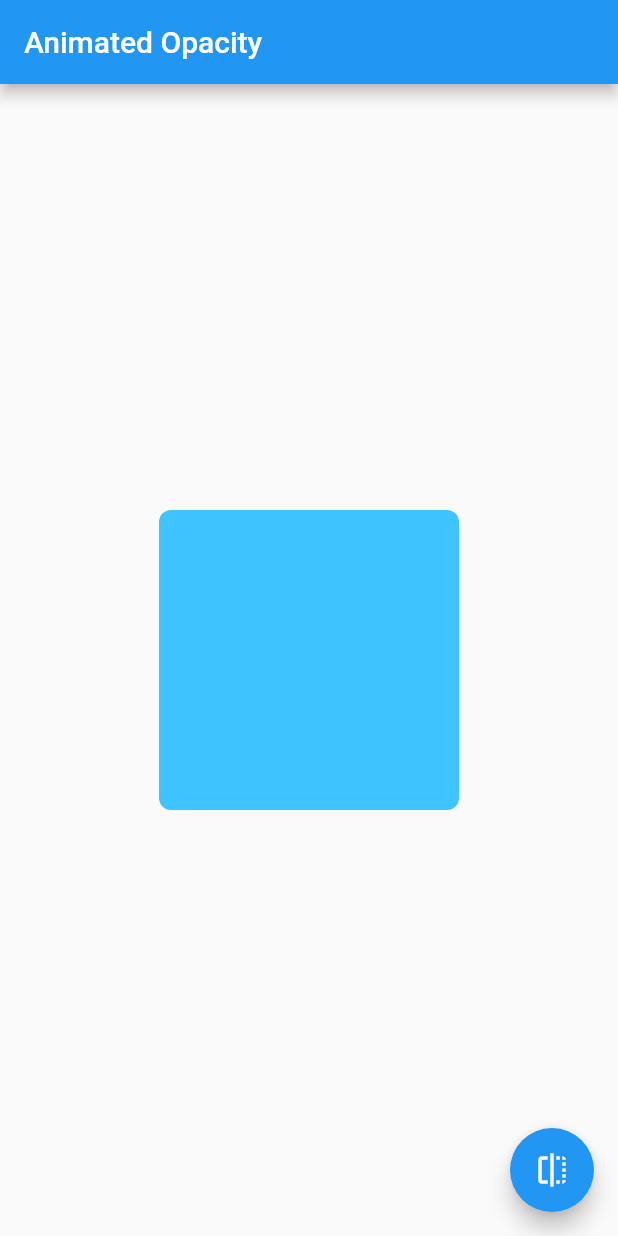
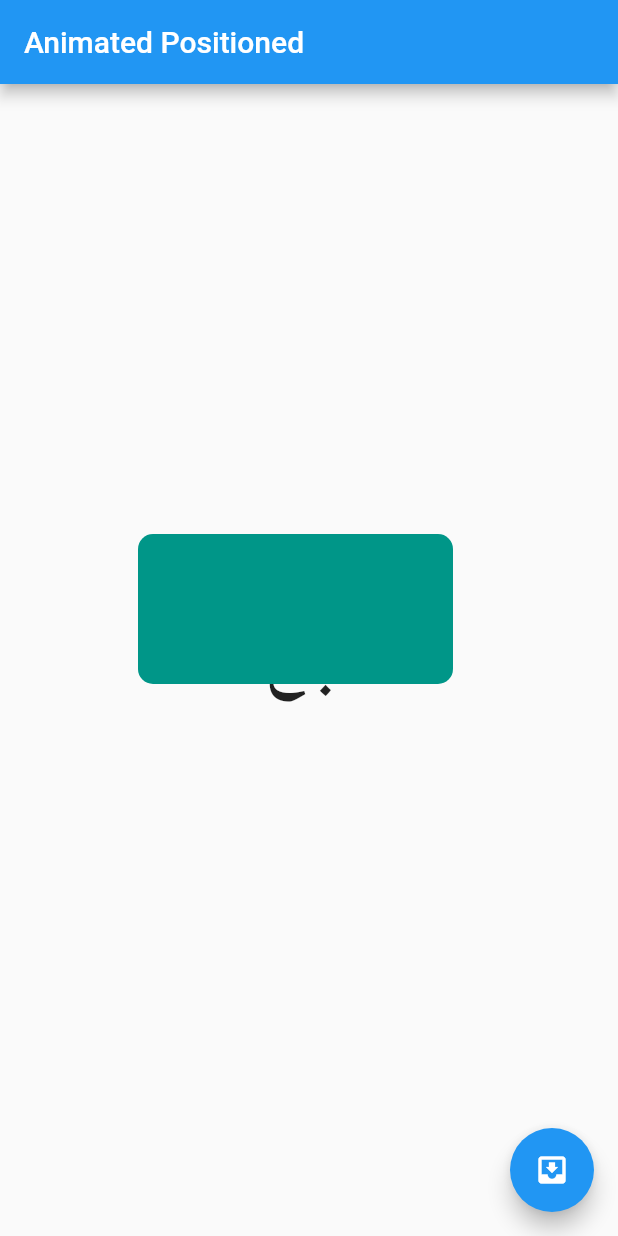
Before and after one commit to MuhammadAlaa7/animation_introduction, a Flutter app: the screen it shows after launch, on a phone screen of 412 x 824 dp. Run offline on Flutter 3.47's test engine with Material 2 defaults, Android fonts, the phone set to English and light mode, and no system bars.

Commit message:
add animated positioned file

```diff
--- /dev/null
+++ b/lib/animated_positioned.dart
@@ -0,0 +1,59 @@
+import 'package:flutter/material.dart';
+
+class MyAnimatedPositioned extends StatefulWidget {
+  const MyAnimatedPositioned({Key? key}) : super(key: key);
+
+  @override
+  State<MyAnimatedPositioned> createState() => _MyAnimatedPositionedState();
+}
+
+class _MyAnimatedPositionedState extends State<MyAnimatedPositioned> {
+  bool move = false ;
+
+  @override
+  Widget build(BuildContext context) {
+    return Scaffold(
+      appBar: AppBar(
+        title: const Text('Animated Positioned'),
+      ),
+      body: Stack(
+        children:  [
+         const Center(
+            child: Text(
+              'بخ ',
+              style: TextStyle(fontSize: 50.0 , fontWeight: FontWeight.bold),
+            ),
+         ),
+            AnimatedPositioned(
+              duration: const Duration(seconds: 1),
+              curve: Curves.easeOutBack,
+              top: move ? 500 : 300,
+              right: 110,
+              child: Container(
+                width: 210,
+                height: 100,
+                decoration: BoxDecoration(
+                  borderRadius: BorderRadius.circular(10.0),
+                  color: Colors.teal,
+                ),
+              ),
+            ),
+
+        ],
+      ),
+      floatingActionButton: FloatingActionButton(
+        onPressed: () {
+          setState(() {
+
+            move  = ! move ;
+
+          },
+          );
+        },
+        child: const Icon(
+          Icons.move_to_inbox,
+        ),
+      ),
+    );
+  }
+}
--- a/lib/main.dart
+++ b/lib/main.dart
@@ -3,6 +3,7 @@ import 'dart:ui';
 
 import 'package:animation/animated_container.dart';
 import 'package:animation/animated_opacity.dart';
+import 'package:animation/animated_positioned.dart';
 import 'package:flutter/material.dart';
 
 void main() {
@@ -16,7 +17,7 @@ class MyApp extends StatelessWidget {
   Widget build(BuildContext context) {
     return const MaterialApp(
       debugShowCheckedModeBanner: false ,
-      home:  MyAnimatedOpacity(),
+      home:  MyAnimatedPositioned(),
     );
   }
 }
```
